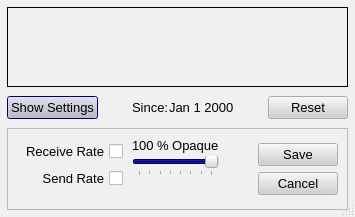
Before: the Qt Designer form src/gui/bwgraph/bwgraph.ui in a-ilin/vidalia, drawn with Qt 5.
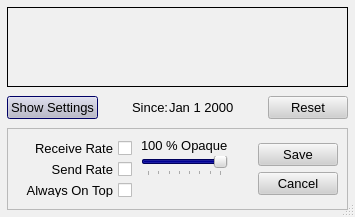
After: the same form once the commit is applied. Icons and pictures are not drawn. Custom widgets are drawn as their Qt base class.

Commit message:
Add an 'Always on Top' widget to the bwgraph form
svn:r937

What changed in the file:
```diff
--- a/src/gui/bwgraph/bwgraph.ui
+++ b/src/gui/bwgraph/bwgraph.ui
@@ -8,7 +8,7 @@
    <rect>
     <x>0</x>
     <y>0</y>
-    <width>353</width>
+    <width>355</width>
     <height>202</height>
    </rect>
   </property>
@@ -560,6 +560,30 @@
           </property>
          </widget>
         </item>
+        <item>
+         <widget class="QCheckBox" name="chkAlwaysOnTop" >
+          <property name="font" >
+           <font>
+            <family>Arial</family>
+            <pointsize>10</pointsize>
+            <weight>50</weight>
+            <italic>false</italic>
+            <bold>false</bold>
+            <underline>false</underline>
+            <strikeout>false</strikeout>
+           </font>
+          </property>
+          <property name="contextMenuPolicy" >
+           <enum>Qt::NoContextMenu</enum>
+          </property>
+          <property name="layoutDirection" >
+           <enum>Qt::RightToLeft</enum>
+          </property>
+          <property name="text" >
+           <string>Always On Top</string>
+          </property>
+         </widget>
+        </item>
         <item>
          <spacer>
           <property name="orientation" >
```
Left out of the diff: 2 changed lines with no effect on the pictures.
